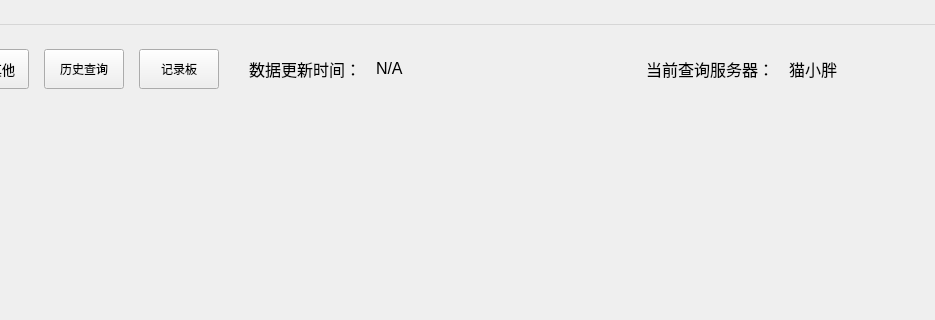
Above: UI/main_window.ui from NagaResst/Paissa before the change; both pictures show x 345 to 1280 and y 0 to 320 of the 1280 by 800 pixel window. Below: the same form after it.
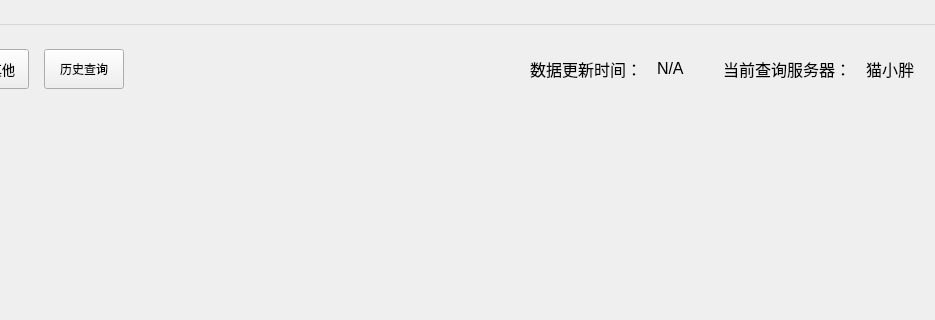
That is the form after the change.

Diff of the .ui file:
```diff
--- a/UI/main_window.ui
+++ b/UI/main_window.ui
@@ -178,25 +178,6 @@
            </property>
           </widget>
          </item>
-         <item>
-          <widget class="QPushButton" name="note_panel">
-           <property name="sizePolicy">
-            <sizepolicy hsizetype="Fixed" vsizetype="Fixed">
-             <horstretch>0</horstretch>
-             <verstretch>0</verstretch>
-            </sizepolicy>
-           </property>
-           <property name="minimumSize">
-            <size>
-             <width>80</width>
-             <height>40</height>
-            </size>
-           </property>
-           <property name="text">
-            <string>记录板</string>
-           </property>
-          </widget>
-         </item>
          <item alignment="Qt::AlignRight">
           <widget class="QLabel" name="show_text_uptime">
            <property name="sizePolicy">
```
